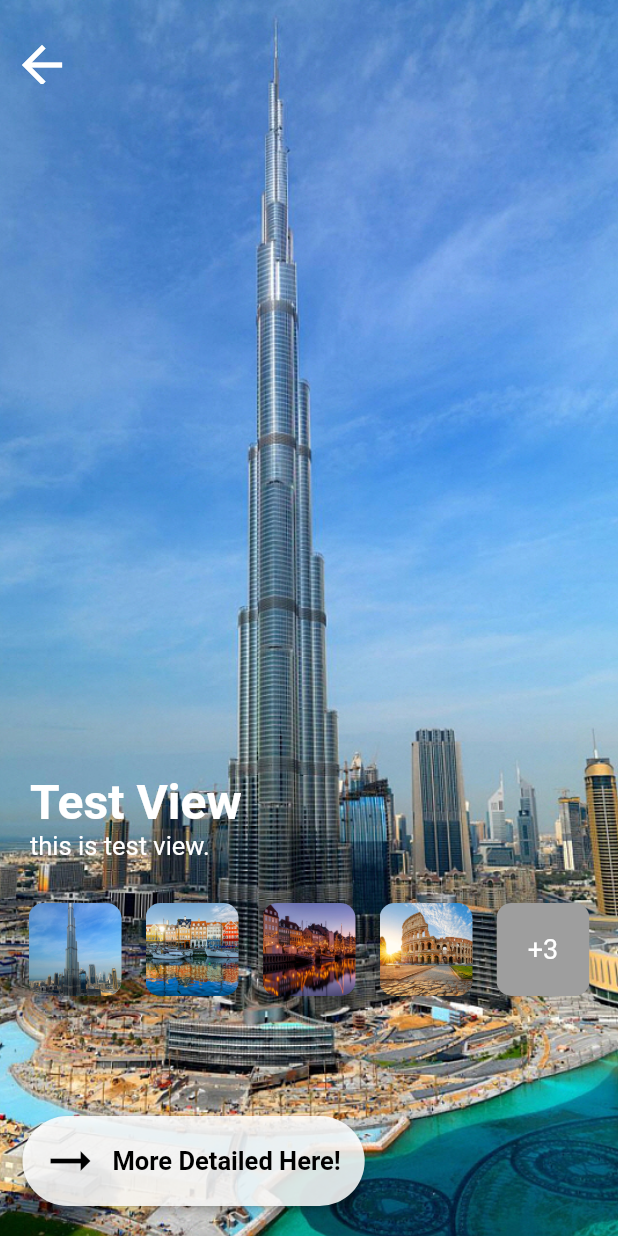
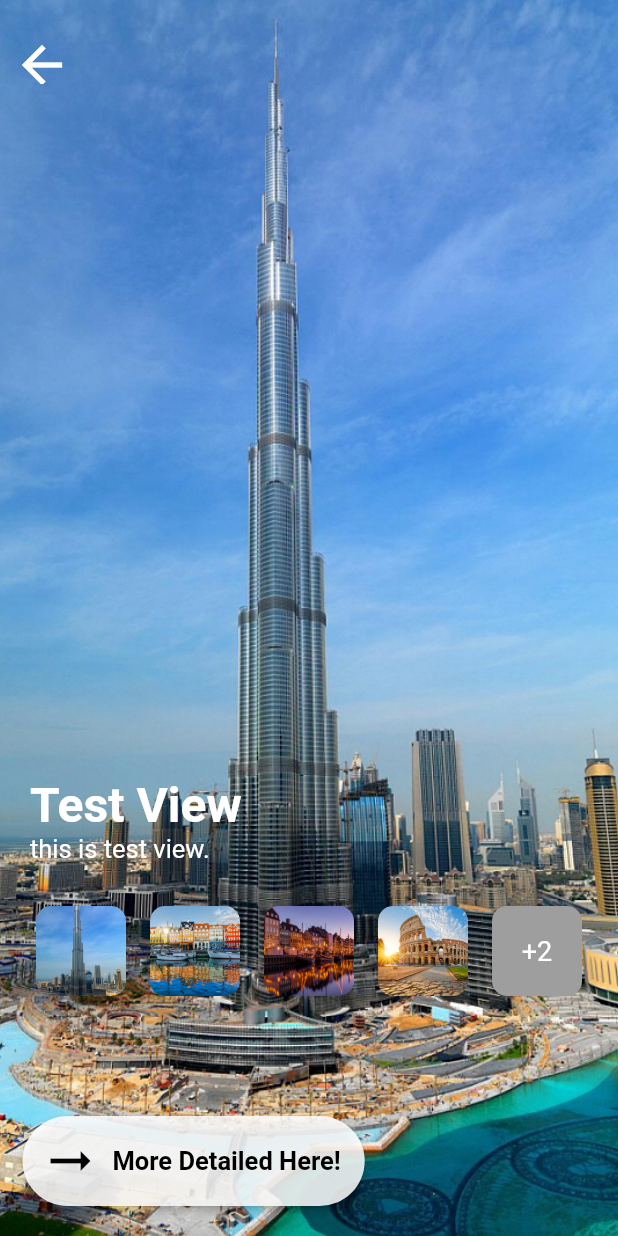
Before and after one commit to chankim9321/AWM_Front, a Flutter app: the LocalScreen screen opened directly, on a phone screen of 412 x 824 dp. Run offline on Flutter 3.47's test engine with Material 2 defaults, Android fonts, the light colour scheme and no system bars; our stand-ins replace carousel_slider, device_preview, flutter_map, flutter_secure_storage, flutter_svg, geolocator and 5 more; missing offline and left inert: custom_map_markers, flutter_map_animations, flutter_quill, untitled; accounts and stored records are empty; key blocks and very long unbroken strings in the code were emptied for the run.

Commit message:
API 디렉토리 추가, Drawer UI 작업 수행, 메인 페이지 기능 수정, Location write page, marker click page UI 수정

```diff
--- a/lib/LocationInfo/AfterClickMarker.dart
+++ b/lib/LocationInfo/AfterClickMarker.dart
@@ -20,9 +20,21 @@ class _LocalScreenState extends State<LocalScreen> {
   ];
   String mainImagePath = 'asset/img/tower_image.jpeg';
   int currentPage = 0;
+  final double imageWidth = 60.0; // 이미지 너비
+  final double imageHeight = 60.0; // 이미지 높이
+  final double padding = 8.0; // 패딩
+
 
   @override
   Widget build(BuildContext context) {
+    // 디바이스 너비 계산
+    final deviceWidth = MediaQuery.of(context).size.width;
+
+    // 표시할 수 있는 이미지의 최대 개수 계산
+    int maxImages = (deviceWidth / (imageWidth + padding * 2)).floor();
+    if (maxImages > imagePaths.length) {
+      maxImages = imagePaths.length;
+    }
     return Scaffold(
       // backgroundColor: Colors.red,
       extendBodyBehindAppBar: true,
@@ -96,32 +108,31 @@ class _LocalScreenState extends State<LocalScreen> {
                         Row(
                           mainAxisAlignment: MainAxisAlignment.center,
                           children: [
-                            for (int i = 0; i < imagePaths.length; i++)
-                              if (i < 4)
+                            for (int i = 0; i < maxImages-1; i++)
                               Padding(
                                 padding: const EdgeInsets.all(8.0),
                                 child: ClipRRect(
                                   borderRadius: BorderRadius.circular(10.0),
                                   child: Image.asset(
                                     imagePaths[(i + currentPage) % imagePaths.length],
-                                      width: 62.0,
-                                      height: 62.0,
+                                    width: imageWidth,
+                                    height: imageHeight,
                                     fit: BoxFit.cover,
                                   ),
                                 ),
                               ),
-                            if (imagePaths.length > 4)
+                            if (imagePaths.length > maxImages)
                               Padding(
                                 padding: const EdgeInsets.all(8.0),
                                 child: ClipRRect(
                                   borderRadius: BorderRadius.circular(10.0),
                                   child: Container(
-                                    width: 62.0,
-                                    height: 62.0,
+                                    width: imageWidth,
+                                    height: imageHeight,
                                     color: Colors.grey,
                                     child: Center(
                                       child: Text(
-                                        '+${imagePaths.length - 4}',
+                                        '+${imagePaths.length - maxImages}',
                                         style: TextStyle(
                                           fontSize: 18.0,
                                           color: Colors.white,
```
Also changed, not shown: lib/FlutterSecureStorage/secure_storage.dart (added, +24 -0 lines), lib/LoginPage/Oauth_login/google_login.dart (+13 -6 lines), lib/LoginPage/login_page.dart (+4 -4 lines), lib/LoginPage/register_page.dart (+5 -5 lines), lib/Screen/home_drawer/home_drawer.dart (added, +100 -0 lines), lib/Screen/home_screen.dart (+62 -21 lines), lib/Screen/locationRegister/location_write_page.dart (+19 -22 lines), lib/Screen/location_category.dart (+5 -2 lines). Lines whose indentation alone changed are shown as unchanged.
